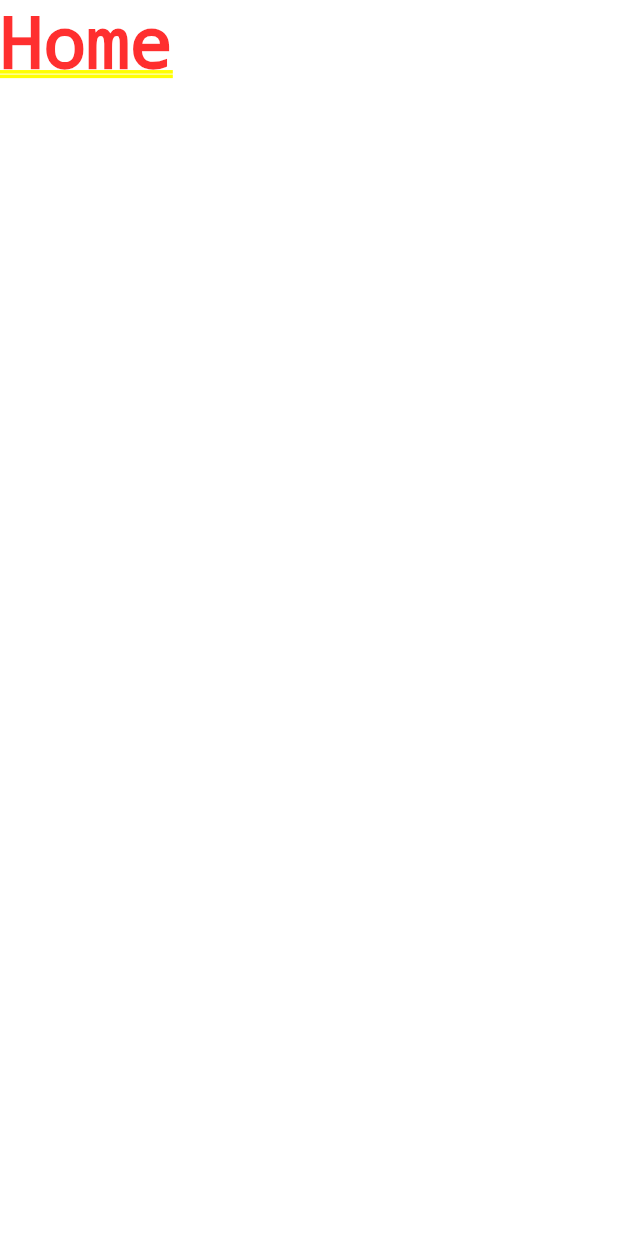
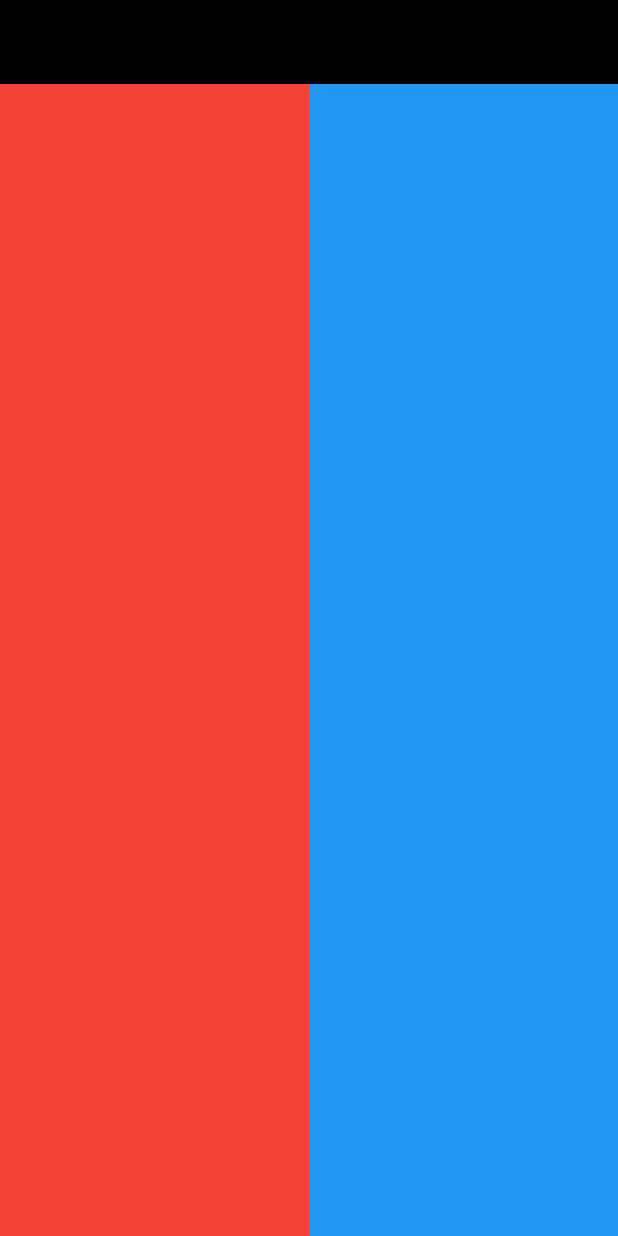
Before and after one commit to ERy03/Admin-Page-Template, a Flutter app: the screen it shows after launch, on a phone screen of 412 x 824 dp. Run offline on Flutter 3.47's test engine with Material 2 defaults, Android fonts, the phone set to English and light mode, and no system bars; our stand-ins replace flutter_riverpod, google_fonts.

Commit message:
site layout

```diff
--- a/lib/app.dart
+++ b/lib/app.dart
@@ -1,3 +1,4 @@
+import 'package:admin_page_template/layout.dart';
 import 'package:flutter/material.dart';
 import 'package:google_fonts/google_fonts.dart';
 
@@ -26,7 +27,7 @@ class App extends StatelessWidget {
         }),
       ),
       // home:
-      home: Text("Home"),
+      home: SiteLayout(),
     );
   }
 }
--- /dev/null
+++ b/lib/layout.dart
@@ -0,0 +1,29 @@
+import 'package:flutter/material.dart';
+
+class SiteLayout extends StatelessWidget {
+  const SiteLayout({Key? key}) : super(key: key);
+
+  @override
+  Widget build(BuildContext context) {
+    return Scaffold(
+      appBar: AppBar(
+        elevation: 0,
+        backgroundColor: Colors.black,
+      ),
+      body: Row(
+        children: [
+          Expanded(
+            child: Container(
+              color: Colors.red,
+            ),
+          ),
+          Expanded(
+            child: Container(
+              color: Colors.blue,
+            ),
+          ),
+        ],
+      ),
+    );
+  }
+}
```
